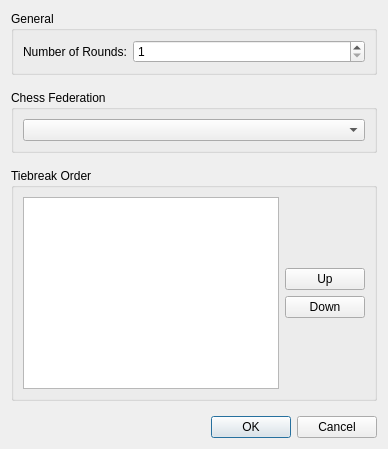
Above: src/gambitpairing/ui/tournament_settings_dialog.ui from gambit-devs/gambit-pairing before the change. Below: the same form after it.
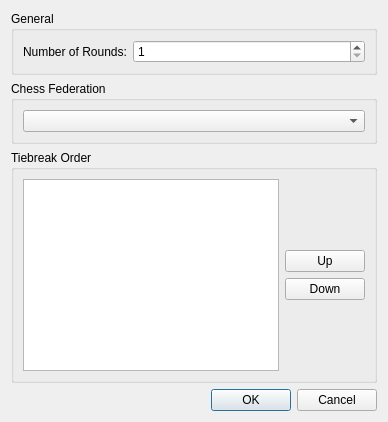
That is the form after the change.

The edit to the form file:
```diff
--- a/src/gambitpairing/ui/tournament_settings_dialog.ui
+++ b/src/gambitpairing/ui/tournament_settings_dialog.ui
@@ -9,9 +9,6 @@
    <number>350</number>
   </property>
   <layout class="QVBoxLayout" name="main_layout">
-   <property name="spacing">
-    <number>15</number>
-   </property>
    <item>
     <widget class="QGroupBox" name="rounds_group">
      <property name="title">
@@ -80,10 +77,13 @@
           <property name="orientation">
            <enum>Qt::Vertical</enum>
           </property>
+         <property name="sizeType">
+          <enum>QSizePolicy::Expanding</enum>
+         </property>
           <property name="sizeHint" stdset="0">
            <size>
-            <width>20</width>
-            <height>40</height>
+           <width>0</width>
+           <height>0</height>
            </size>
           </property>
          </spacer>
@@ -107,10 +107,13 @@
           <property name="orientation">
            <enum>Qt::Vertical</enum>
           </property>
+         <property name="sizeType">
+          <enum>QSizePolicy::Expanding</enum>
+         </property>
           <property name="sizeHint" stdset="0">
            <size>
-            <width>20</width>
-            <height>40</height>
+           <width>0</width>
+           <height>0</height>
            </size>
           </property>
          </spacer>
```
Left out of the diff: 6 changed lines with no effect on the pictures. Lines whose indentation alone changed are shown as unchanged.
